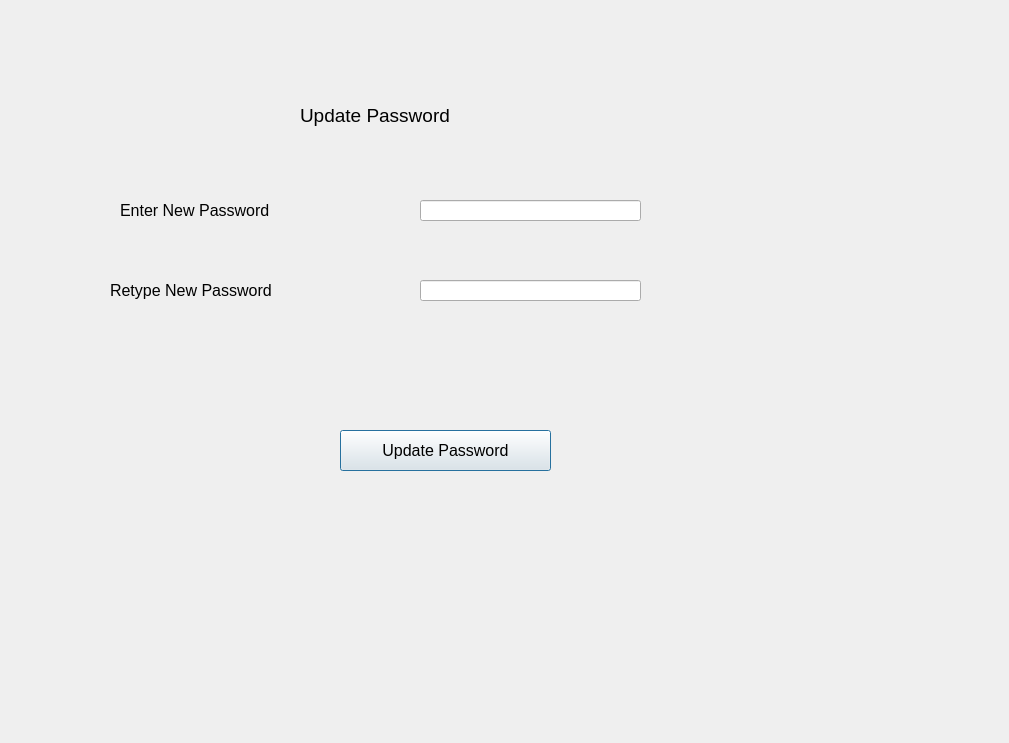
Old version of the form Project/Python Files/UIFiles/UpdatePasswordDialog.ui in the repository Parth-05/DATA-225-Final-Project.
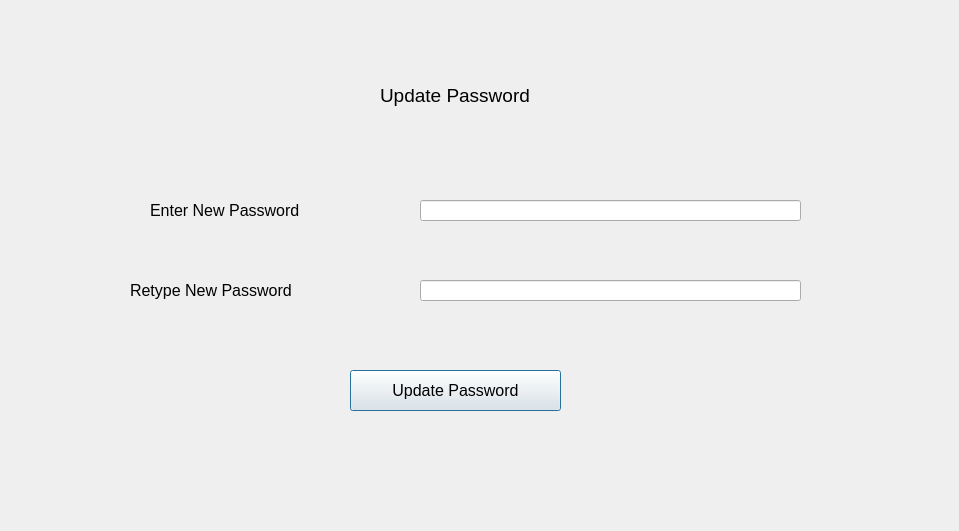
New version of the form.

```diff
--- a/Project/Python Files/UIFiles/UpdatePasswordDialog.ui
+++ b/Project/Python Files/UIFiles/UpdatePasswordDialog.ui
@@ -6,8 +6,8 @@
    <rect>
     <x>0</x>
     <y>0</y>
-    <width>1009</width>
-    <height>743</height>
+    <width>959</width>
+    <height>531</height>
    </rect>
   </property>
   <property name="windowTitle">
@@ -16,7 +16,7 @@
   <widget class="QLabel" name="label">
    <property name="geometry">
     <rect>
-     <x>120</x>
+     <x>150</x>
      <y>190</y>
      <width>201</width>
      <height>41</height>
@@ -34,7 +34,7 @@
   <widget class="QLabel" name="label_2">
    <property name="geometry">
     <rect>
-     <x>110</x>
+     <x>130</x>
      <y>270</y>
      <width>211</width>
      <height>41</height>
@@ -54,7 +54,7 @@
     <rect>
      <x>420</x>
      <y>200</y>
-     <width>221</width>
+     <width>381</width>
      <height>21</height>
     </rect>
    </property>
@@ -67,7 +67,7 @@
     <rect>
      <x>420</x>
      <y>280</y>
-     <width>221</width>
+     <width>381</width>
      <height>21</height>
     </rect>
    </property>
@@ -78,8 +78,8 @@
   <widget class="QPushButton" name="updatePasswordBtn">
    <property name="geometry">
     <rect>
-     <x>340</x>
-     <y>430</y>
+     <x>350</x>
+     <y>370</y>
      <width>211</width>
      <height>41</height>
     </rect>
@@ -96,8 +96,8 @@
   <widget class="QLabel" name="label3">
    <property name="geometry">
     <rect>
-     <x>300</x>
-     <y>90</y>
+     <x>380</x>
+     <y>70</y>
      <width>201</width>
      <height>51</height>
     </rect>
```
